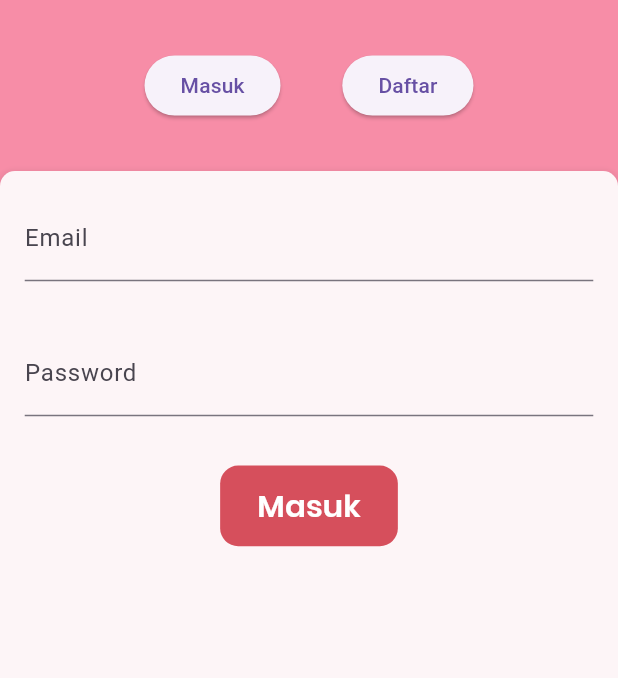
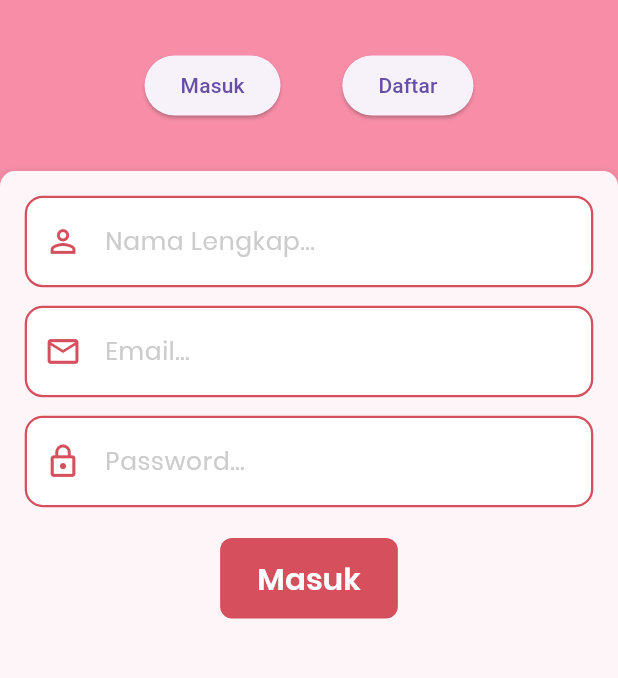
Before and after one commit to LarrYdaSnaiL/E-Venture, a Flutter app: the screen it shows after launch, on a phone screen of 412 x 824 dp, the part 360-1038 px from its top. Run offline on Flutter 3.47's test engine with Material 3 defaults, Android fonts, the phone set to English and light mode, and no system bars; our stand-ins replace csv, firebase_auth, firebase_core, firebase_database, firebase_storage, fluttertoast and 1 more; accounts and stored records are empty.

Commit message:
feat: add custom textfield widget

```diff
--- a/lib/screens/auth/login_screen.dart
+++ b/lib/screens/auth/login_screen.dart
@@ -1,5 +1,6 @@
 import 'package:eventure/navigation/app_router.dart';
 import 'package:eventure/widgets/custom_button.dart';
+import 'package:eventure/widgets/custom_textfield.dart';
 import 'package:flutter/material.dart';
 import 'package:go_router/go_router.dart';
 
@@ -73,21 +74,30 @@ class LoginScreen extends StatelessWidget {
                         padding: EdgeInsets.all(screenWidth * 0.04),
                         child: Column(
                           children: [
-                            TextField(
-                              decoration: InputDecoration(labelText: "Email"),
-                              keyboardType: TextInputType.emailAddress,
-                              style: TextStyle(color: Colors.black, fontSize: screenWidth * 0.04),
+                            CustomTextField(
+                              hintText: "Nama Lengkap...",
+                              icon: Icons.person_outline,
+                              keyboardType: TextInputType.name,
                             ),
 
-                            SizedBox(height: screenHeight * 0.04),
+                            SizedBox(height: screenHeight * 0.015),
 
-                            TextField(
-                              decoration: InputDecoration(labelText: "Password"),
-                              keyboardType: TextInputType.visiblePassword,
-                              style: TextStyle(color: Colors.black, fontSize: screenWidth * 0.04),
+                            CustomTextField(
+                              hintText: "Email...",
+                              icon: Icons.email_outlined,
+                              keyboardType: TextInputType.emailAddress,
                             ),
 
-                            SizedBox(height: screenHeight * 0.04),
+                            SizedBox(height: screenHeight * 0.015),
+
+                            CustomTextField(
+                              hintText: "Password...",
+                              icon: Icons.lock_outline,
+                              keyboardType: TextInputType.visiblePassword,
+                              obscureText: true,
+                            ),
+
+                            SizedBox(height: screenHeight * 0.025),
 
                             CustomButton(
                               text: "Masuk",
--- a/lib/widgets/custom_button.dart
+++ b/lib/widgets/custom_button.dart
@@ -23,7 +23,7 @@ class CustomButton extends StatelessWidget {
       style: ElevatedButton.styleFrom(
         backgroundColor: isEnabled ? const Color(0xFFD64F5C) : const Color(0xFFFDE4E7),
         disabledBackgroundColor: const Color(0xFFFDE4E7),
-        shape: RoundedRectangleBorder(borderRadius: BorderRadius.circular(12)),
+        shape: RoundedRectangleBorder(borderRadius: BorderRadius.circular(8)),
         elevation: 0,
         padding: EdgeInsets.symmetric(horizontal: size.width * 0.06, vertical: size.height * 0.015),
       ),
--- /dev/null
+++ b/lib/widgets/custom_textfield.dart
@@ -0,0 +1,57 @@
+import 'package:flutter/material.dart';
+
+class CustomTextField extends StatelessWidget {
+  final String hintText;
+  final IconData icon;
+  final TextInputType keyboardType;
+  final bool obscureText;
+  final TextEditingController? controller;
+
+  const CustomTextField({
+    super.key,
+    required this.hintText,
+    required this.icon,
+    this.keyboardType = TextInputType.text,
+    this.obscureText = false,
+    this.controller,
+  });
+
+  @override
+  Widget build(BuildContext context) {
+    final size = MediaQuery.of(context).size;
+
+    return Container(
+      decoration: BoxDecoration(
+        color: Colors.white,
+        borderRadius: BorderRadius.circular(12),
+        border: Border.all(color: const Color(0xFFD64F5C), width: 1.5),
+      ),
+      child: TextField(
+        controller: controller,
+        keyboardType: keyboardType,
+        obscureText: obscureText,
+        style: TextStyle(
+          fontFamily: 'Poppins',
+          fontSize: size.width * 0.04,
+          color: Colors.black,
+          fontWeight: FontWeight.w400,
+        ),
+        decoration: InputDecoration(
+          hintText: hintText,
+          hintStyle: TextStyle(
+            fontFamily: 'Poppins',
+            fontSize: size.width * 0.04,
+            color: const Color(0xFFCCCCCC),
+            fontWeight: FontWeight.w400,
+          ),
+          prefixIcon: Icon(icon, color: const Color(0xFFD64F5C), size: size.width * 0.06),
+          border: InputBorder.none,
+          contentPadding: EdgeInsets.symmetric(
+            horizontal: size.width * 0.04,
+            vertical: size.height * 0.02,
+          ),
+        ),
+      ),
+    );
+  }
+}
```
